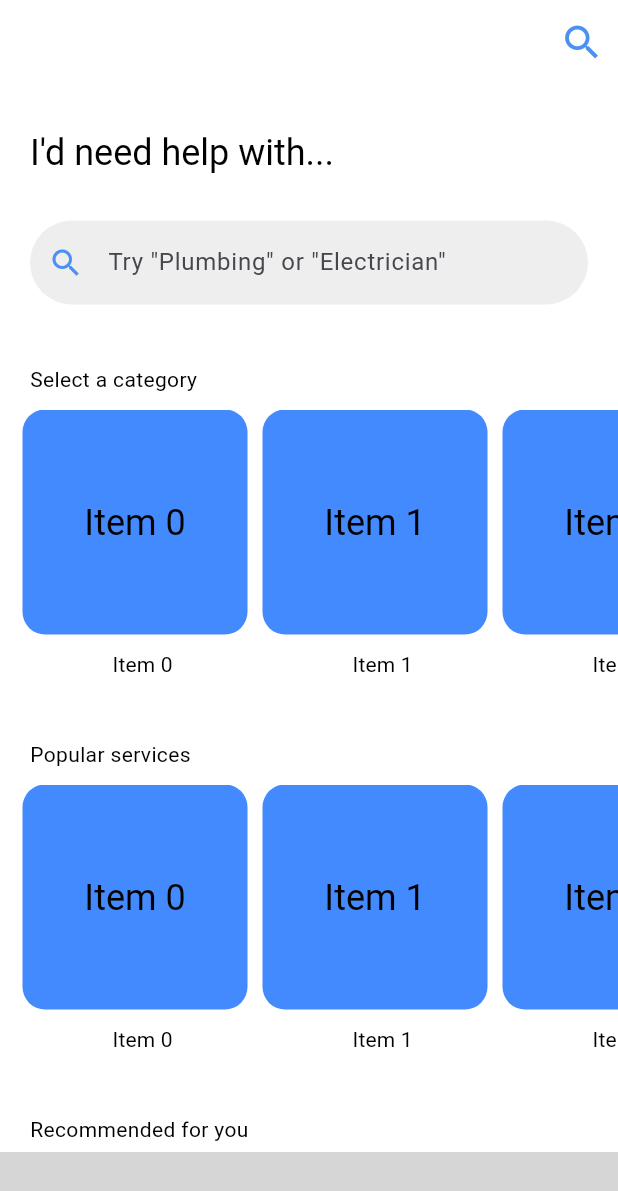
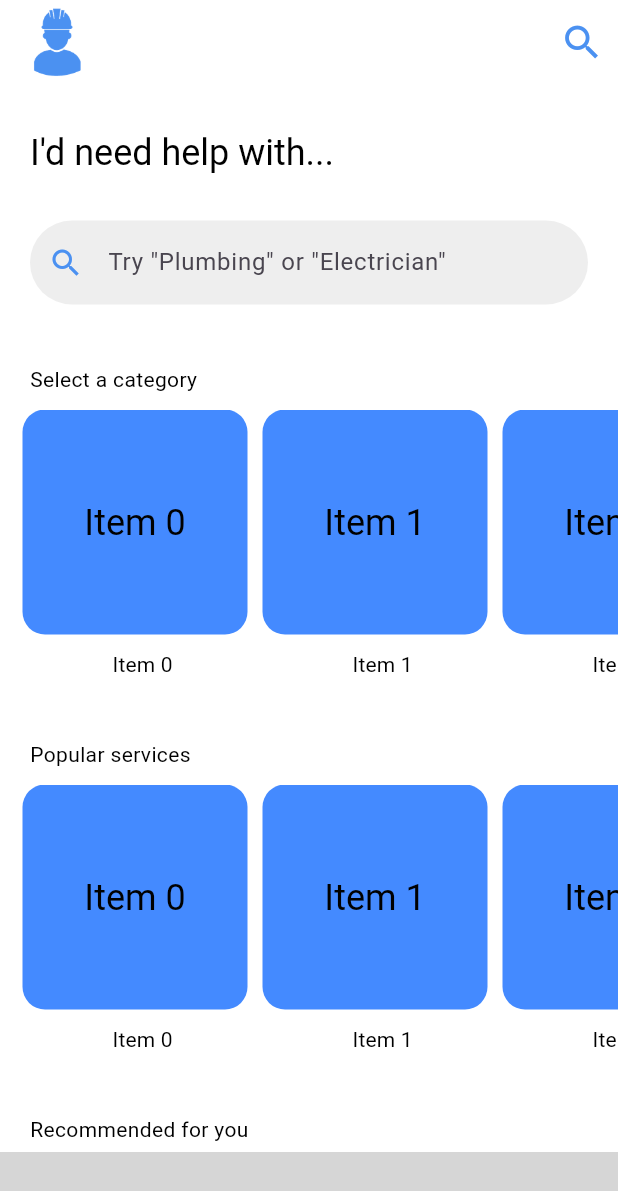
Before and after one commit to StormGear/assist_mobile, a Flutter app: the Setup screen opened by its route, on a phone screen of 412 x 824 dp. Shown: the top 1191 px of the screen. Run offline on Flutter 3.47's test engine with Material 3 defaults, Android fonts, the light colour scheme and no system bars; our stand-ins replace easy_localization, firebase_core, flutter_svg, gap, get, shared_preferences; missing offline and left inert: cuberto_bottom_bar; accounts and stored records are empty; grey boxes are pictures that could not be loaded.

Commit message:
removed keys

```diff
--- a/lib/features/home/screens/setup.dart
+++ b/lib/features/home/screens/setup.dart
@@ -4,6 +4,7 @@ import 'package:assist/features/settings/screens/settings.dart';
 // import 'package:assist/features/home/screens/home.dart';
 import 'package:cuberto_bottom_bar/cuberto_bottom_bar.dart';
 import 'package:flutter/material.dart';
+import 'package:gap/gap.dart';
 import 'package:get/get.dart';
 
 class Setup extends StatefulWidget {
@@ -56,6 +57,13 @@ class _SetupState extends State<Setup> {
           0 => AppBar(
                 backgroundColor: Colors.transparent,
                 automaticallyImplyLeading: false,
+                leadingWidth: 70,
+                leading: Row(
+                  children: [
+                    Gap(10),
+                    Image.asset('assets/images/logo/favicon.png'),
+                  ],
+                ),
                 actions: [
                   IconButton(
                     iconSize: 30,
--- a/lib/features/search/search.dart
+++ b/lib/features/search/search.dart
@@ -47,8 +47,6 @@ class _SearchState extends State<Search> {
   }
 
   void getSuggestion(String input) async {
-    // String placesApiKey = 'AIzaSyC0j3gDCn4ki-ATFjMRNZYiCekaYaLf9EM';
-
     try {
       // String baseURL =
       //     'https://maps.googleapis.com/maps/api/place/autocomplete/json';
--- a/lib/features/settings/screens/settings.dart
+++ b/lib/features/settings/screens/settings.dart
@@ -19,7 +19,9 @@ class _SettingsState extends State<Settings> {
         children: [
           Gap(20),
           CircleAvatar(
-            radius: 70,
+            maxRadius: 70,
+            // foregroundImage: AssetImage('assets/images/settings/profile.jpg'),
+            backgroundImage: AssetImage('assets/images/settings/profile.jpg'),
           ),
           Gap(10),
           Text(
```
